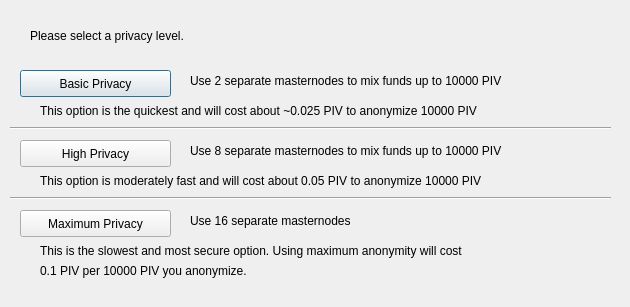
Qt form src/qt/forms/obfuscationconfig.ui (CryptoCashBack-Hub/smrtc) before a commit.
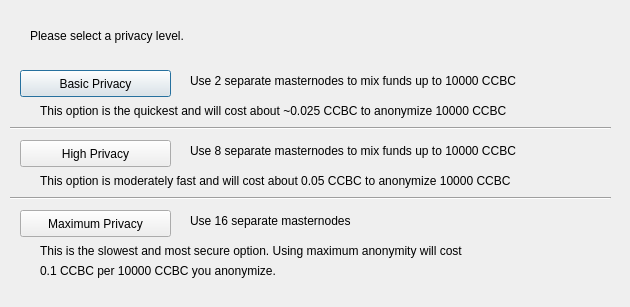
The same form after that commit.

The edit to the form file:
```diff
--- a/src/qt/forms/obfuscationconfig.ui
+++ b/src/qt/forms/obfuscationconfig.ui
@@ -75,7 +75,7 @@
     </rect>
    </property>
    <property name="text">
-    <string>Use 2 separate masternodes to mix funds up to 10000 PIV</string>
+    <string>Use 2 separate masternodes to mix funds up to 10000 CCBC</string>
    </property>
   </widget>
   <widget class="QLabel" name="label_3">
@@ -88,7 +88,7 @@
     </rect>
    </property>
    <property name="text">
-    <string>Use 8 separate masternodes to mix funds up to 10000 PIV</string>
+    <string>Use 8 separate masternodes to mix funds up to 10000 CCBC</string>
    </property>
   </widget>
   <widget class="QLabel" name="label_4">
@@ -114,7 +114,7 @@
     </rect>
    </property>
    <property name="text">
-    <string>This option is the quickest and will cost about ~0.025 PIV to anonymize 10000 PIV</string>
+    <string>This option is the quickest and will cost about ~0.025 CCBC to anonymize 10000 CCBC</string>
    </property>
   </widget>
   <widget class="QLabel" name="label_7">
@@ -127,7 +127,7 @@
     </rect>
    </property>
    <property name="text">
-    <string>This option is moderately fast and will cost about 0.05 PIV to anonymize 10000 PIV</string>
+    <string>This option is moderately fast and will cost about 0.05 CCBC to anonymize 10000 CCBC</string>
    </property>
   </widget>
   <widget class="QLabel" name="label_8">
@@ -153,7 +153,7 @@
     </rect>
    </property>
    <property name="text">
-    <string>0.1 PIV per 10000 PIV you anonymize.</string>
+    <string>0.1 CCBC per 10000 CCBC you anonymize.</string>
    </property>
   </widget>
   <widget class="Line" name="line">
```
